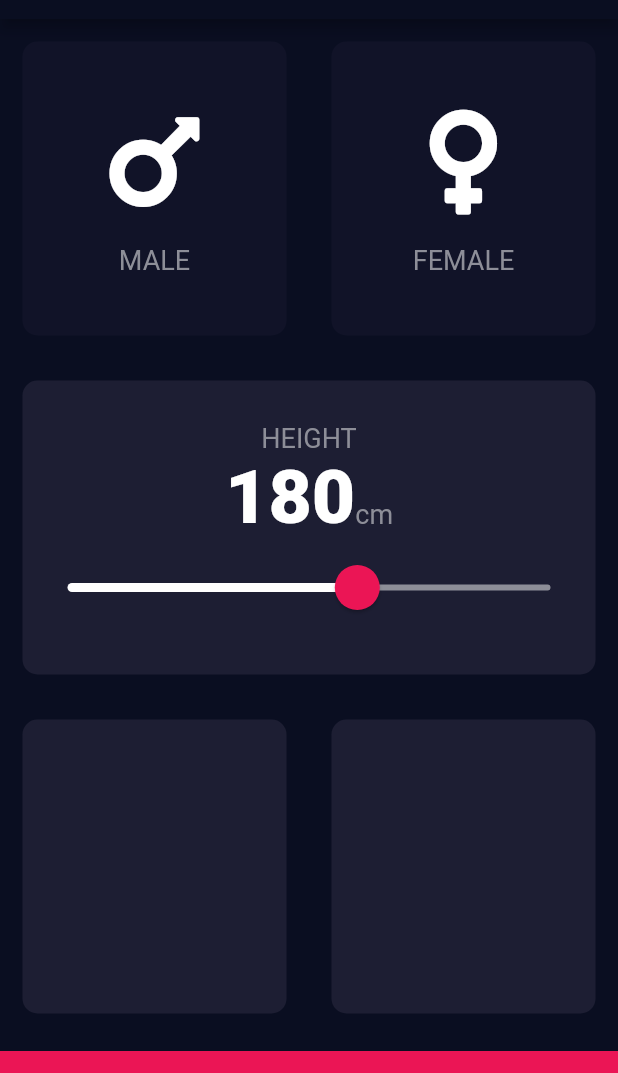
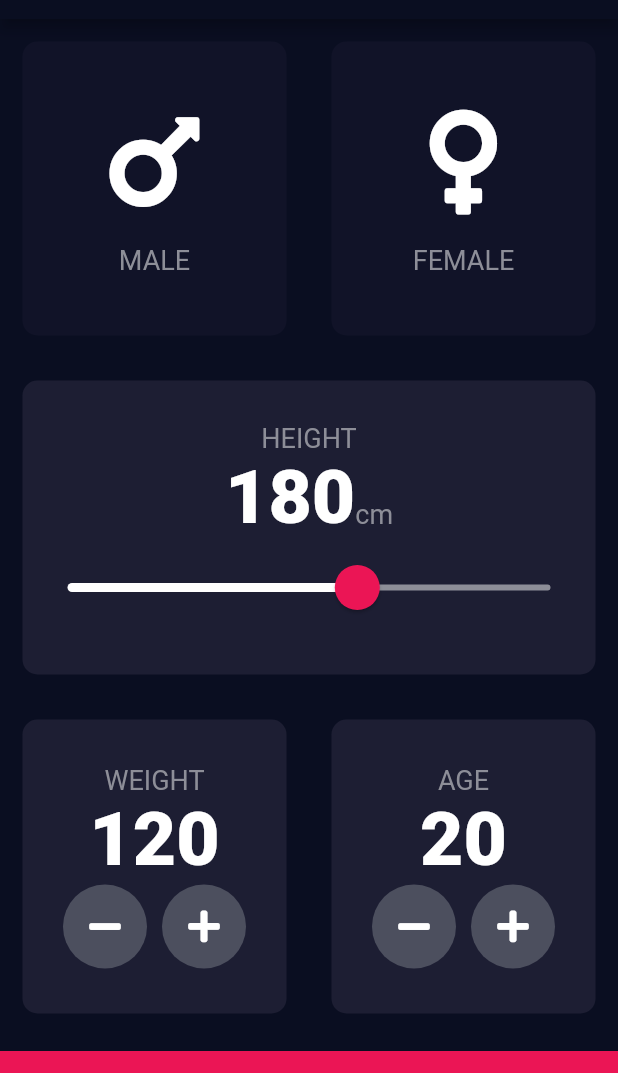
Before and after one commit to rholmgren/bmi-calculator, a Flutter app: the screen it shows after launch, on a phone screen of 412 x 824 dp, the part 65-1138 px from its top. Run offline on Flutter 3.47's test engine with Material 2 defaults, Android fonts, the phone set to English and light mode, and no system bars; our stand-ins replace font_awesome_flutter.

Commit message:
Implement weight and age selector

```diff
--- a/lib/input_page.dart
+++ b/lib/input_page.dart
@@ -1,9 +1,10 @@
 import 'package:flutter/material.dart';
 import 'package:font_awesome_flutter/font_awesome_flutter.dart';
 
+import 'constants.dart';
 import 'icon_content.dart';
 import 'reusable_card.dart';
-import 'constants.dart';
+import 'round_icon_button.dart';
 
 enum Gender { male, female }
 
@@ -15,6 +16,8 @@ class InputPage extends StatefulWidget {
 class _InputPageState extends State<InputPage> {
   Gender selectedGender;
   int height = 180;
+  int weight = 120;
+  int age = 20;
 
   @override
   Widget build(BuildContext context) {
@@ -106,8 +109,82 @@ class _InputPageState extends State<InputPage> {
           Expanded(
             child: Row(
               children: <Widget>[
-                Expanded(child: ReusableCard(color: kActiveCardColor)),
-                Expanded(child: ReusableCard(color: kActiveCardColor)),
+                Expanded(
+                    child: ReusableCard(
+                  color: kActiveCardColor,
+                  cardChild: Column(
+                    mainAxisAlignment: MainAxisAlignment.center,
+                    children: [
+                      Text(
+                        'WEIGHT',
+                        style: kLabelTextStyle,
+                      ),
+                      Text(weight.toString(), style: kNumberTextStyle),
+                      Row(
+                          mainAxisAlignment: MainAxisAlignment.center,
+                          children: [
+                            RoundIconButton(
+                              icon: FontAwesomeIcons.minus,
+                              onPressed: () {
+                                setState(() {
+                                  weight--;
+                                });
+                              },
+                            ),
+                            SizedBox(
+                              width: 10.0,
+                            ),
+                            RoundIconButton(
+                              icon: FontAwesomeIcons.plus,
+                              onPressed: () {
+                                setState(() {
+                                  weight++;
+                                });
+                              },
+                            ),
+                          ])
+                    ],
+                  ),
+                )),
+                Expanded(
+                    child: ReusableCard(
+                  color: kActiveCardColor,
+                  cardChild: Column(
+                    mainAxisAlignment: MainAxisAlignment.center,
+                    children: [
+                      Text(
+                        'AGE',
+                        style: kLabelTextStyle,
+                      ),
+                      Text(
+                        age.toString(),
+                        style: kNumberTextStyle,
+                      ),
+                      Row(
+                        mainAxisAlignment: MainAxisAlignment.center,
+                        children: [
+                          RoundIconButton(
+                              icon: FontAwesomeIcons.minus,
+                              onPressed: () {
+                                setState(() {
+                                  age--;
+                                });
+                              }),
+                          SizedBox(
+                            width: 10.0,
+                          ),
+                          RoundIconButton(
+                              icon: FontAwesomeIcons.plus,
+                              onPressed: () {
+                                setState(() {
+                                  age++;
+                                });
+                              })
+                        ],
+                      )
+                    ],
+                  ),
+                )),
               ],
             ),
           ),
--- /dev/null
+++ b/lib/round_icon_button.dart
@@ -0,0 +1,20 @@
+import 'package:flutter/material.dart';
+
+class RoundIconButton extends StatelessWidget {
+  RoundIconButton({@required this.icon, @required this.onPressed});
+
+  final IconData icon;
+  final Function onPressed;
+
+  @override
+  Widget build(BuildContext context) {
+    return RawMaterialButton(
+      child: Icon(icon),
+      onPressed: onPressed,
+      elevation: 0.0,
+      constraints: BoxConstraints.tightFor(width: 56.0, height: 56.0),
+      shape: CircleBorder(),
+      fillColor: Color(0xFF4C4F5E),
+    );
+  }
+}
```
